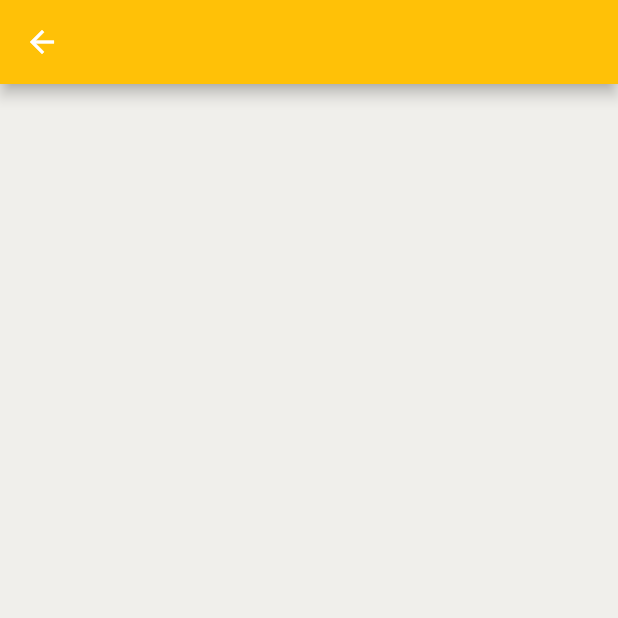
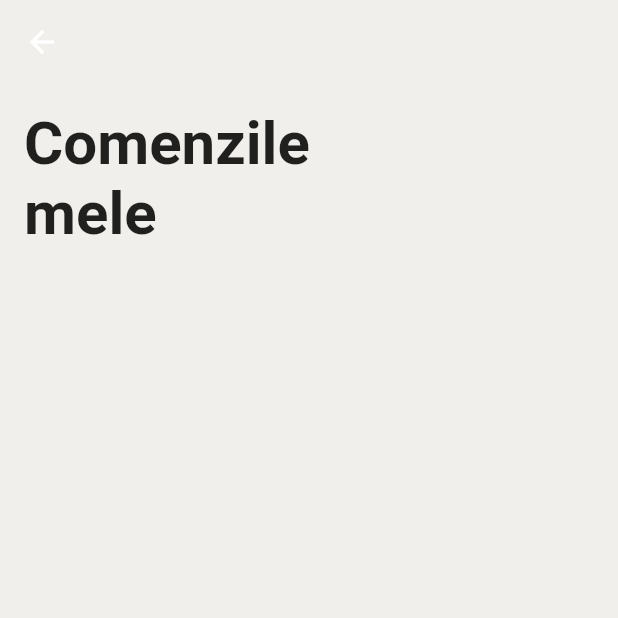
Before and after one commit to bogdy9912/food_delivery, a Flutter app: the OrdersPage screen opened by its route, on a phone screen of 412 x 824 dp, the top half of it. Run offline on Flutter 3.47's test engine with Material 2 defaults, Android fonts, the light colour scheme and no system bars; our stand-ins replace built_collection, built_value, cached_network_image, cloud_firestore, firebase_auth, firebase_core and 4 more; missing offline and left inert: redux_epics; accounts and stored records are empty.

Commit message:
add design to orders page and fix design issues

```diff
--- a/lib/src/data/orders_api.dart
+++ b/lib/src/data/orders_api.dart
@@ -38,7 +38,7 @@ class OrdersApi {
         ..address = addressPoint!.toBuilder()
         ..products = ListBuilder<CartItem>(products)
         ..instructions = instructions
-        ..date = DateFormat('yyyy-MM-dd - kk:mm:ss').format(DateTime.now());
+        ..date = DateFormat('dd-MMM-yyyy - kk:mm:ss').format(DateTime.now());
     });
 
     _firestore.doc('users/$uid/orders/${order.id}').set(order.json);
--- a/lib/src/models/auth/app_user.dart
+++ b/lib/src/models/auth/app_user.dart
@@ -11,12 +11,9 @@ abstract class AppUser implements Built<AppUser, AppUserBuilder> {
 
   String get email;
 
-
   String get firstName;
 
-
   String get lastName;
-
 
   String get telephone;
 
@@ -24,6 +21,8 @@ abstract class AppUser implements Built<AppUser, AppUserBuilder> {
 
   AddressPoint? get defaultAddress;
 
+//  AddressPoint? get defaultPaymentMethod;
+
   Map<String, dynamic> get json => serializers.serializeWith(serializer, this) as Map<String, dynamic>;
 
   static Serializer<AppUser> get serializer => _$appUserSerializer;
--- a/lib/src/presentations/orders/orders_page.dart
+++ b/lib/src/presentations/orders/orders_page.dart
@@ -7,15 +7,24 @@ class OrdersPage extends StatelessWidget {
   @override
   Widget build(BuildContext context) {
     return OrdersContainer(
-      builder:(BuildContext context, List<Order> orders) => Scaffold(
-        appBar: AppBar(),
+      builder: (BuildContext context, List<Order> orders) => Scaffold(
+        appBar: AppBar(
+          elevation: 0,
+          backgroundColor: Colors.transparent,
+        ),
         body: ListView.separated(
-            itemCount: orders.length,
-            padding: EdgeInsets.all(12),
-            separatorBuilder: (context, index) => Divider(
-              color: Colors.black,
-            ),
-            itemBuilder: (BuildContext context, int index) => OrderItem(orders[index])),
+          itemCount: orders.length+1,
+          padding: const EdgeInsets.all(16),
+          separatorBuilder: (BuildContext context, int index) => const Divider(
+            color: Colors.black,
+          ),
+          itemBuilder: (BuildContext context, int index) {
+            if (index == 0){
+              return const Text('Comenzile \nmele', style: TextStyle(fontSize: 40, fontWeight: FontWeight.w700,),);
+            }
+            return OrderItem(orders[index-1]);
+          },
+        ),
       ),
     );
   }
--- a/lib/src/presentations/profile/profile_page.dart
+++ b/lib/src/presentations/profile/profile_page.dart
@@ -32,6 +32,7 @@ class _ProfilePageState extends State<ProfilePage> {
             elevation: 0,
             title: const Text('profil'),
             centerTitle: true,
+            backgroundColor: Colors.transparent,
             actions: <Widget>[
               TextButton(
                 child: const Text(
```
Also changed, not shown: lib/src/presentations/cart/part2/cart_page2.dart (+26 -2 lines), lib/src/presentations/home/app_drawer.dart (+14 -15 lines), lib/src/presentations/meniu/meniu_page.dart (+26 -7 lines), lib/src/presentations/orders/order_item.dart (+7 -4 lines), lib/src/presentations/search/search_page.dart (+6 -5 lines), lib/src/presentations/widgets/select_payment_method.dart (added, +17 -0 lines).
